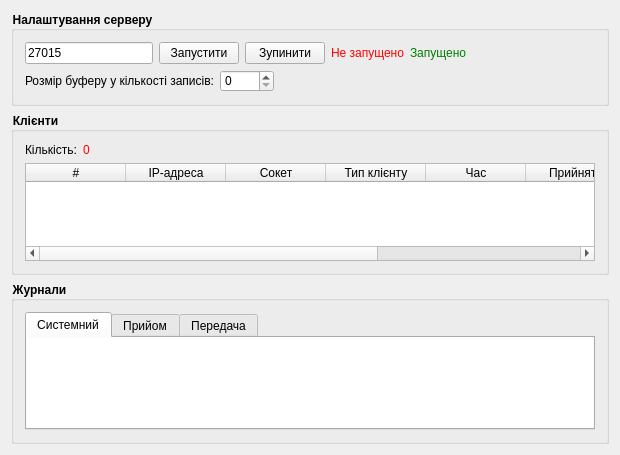
Before: the Qt Designer form server/ServerWindow.ui in darkjedi9922/winsock-cw, drawn with Qt 5.
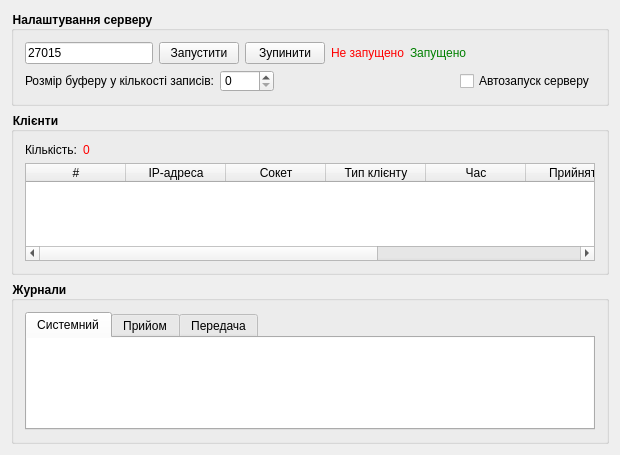
After: the same form once the commit is applied.

Commit message: Add autostart settings in server window and settings saving.

```diff
--- a/server/ServerWindow.ui
+++ b/server/ServerWindow.ui
@@ -97,7 +97,7 @@
        </layout>
       </item>
       <item>
-       <layout class="QHBoxLayout" name="horizontalLayout_2" stretch="0,0,1">
+       <layout class="QHBoxLayout" name="horizontalLayout_2" stretch="0,0,1,0">
         <item>
          <widget class="QLabel" name="label">
           <property name="text">
@@ -125,6 +125,13 @@
           </property>
          </spacer>
         </item>
+        <item>
+         <widget class="QCheckBox" name="autostart">
+          <property name="text">
+           <string>Автозапуск серверу</string>
+          </property>
+         </widget>
+        </item>
        </layout>
       </item>
      </layout>
```
The commit also changes 1 other file.
